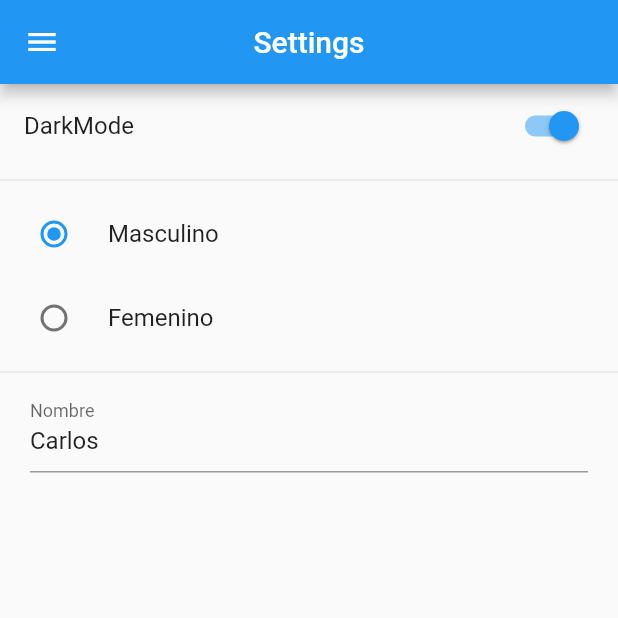
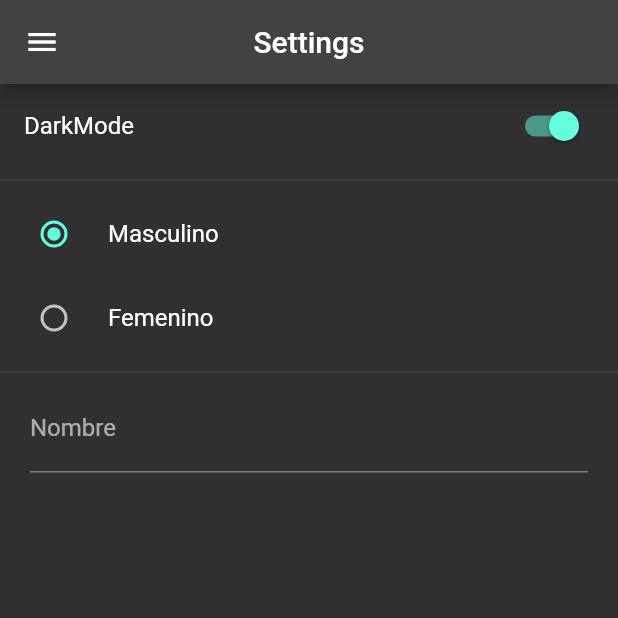
Before and after one commit to CarlosVazquezFarrera/UserPreference, a Flutter app: the SettingsScreen screen opened by its route, after a tap on "DarkMode", on a phone screen of 412 x 824 dp, the top half of it. Run offline on Flutter 3.47's test engine with Material 2 defaults, Android fonts, the phone set to English and light mode, and no system bars; our stand-ins replace shared_preferences; accounts and stored records are empty.

Commit message:
Implementar dark mode

```diff
--- a/lib/main.dart
+++ b/lib/main.dart
@@ -1,13 +1,30 @@
 import 'package:flutter/material.dart';
+import 'package:provider/provider.dart';
+
+import 'package:user_preference/providers/provider_generator.dart';
+
 import 'package:user_preference/helpers/user_preferences.dart';
+import 'package:user_preference/providers/providers.dart';
+
 import 'package:user_preference/routes/app_router.dart';
 import 'package:user_preference/routes/routes.dart';
-import 'package:user_preference/theme/custom_theme.dart';
 
 void main() async {
   WidgetsFlutterBinding.ensureInitialized();
   await UserPreferences.init();
-  runApp(const MyApp());
+  runApp(const AppState());
+}
+
+class AppState extends StatelessWidget {
+  const AppState({Key? key}) : super(key: key);
+
+  @override
+  Widget build(BuildContext context) {
+    return MultiProvider(
+      providers: ProviderGenerator.providers,
+      child: const MyApp(),
+    );
+  }
 }
 
 class MyApp extends StatelessWidget {
@@ -15,10 +32,11 @@ class MyApp extends StatelessWidget {
 
   @override
   Widget build(BuildContext context) {
+    final uiProvider = Provider.of<UiProvider>(context);
     return MaterialApp(
       debugShowCheckedModeBanner: false,
       title: 'App Preference',
-      theme: CustomTheme.customTheme,
+      theme: uiProvider.theme,
       initialRoute: Routes.home,
       routes: AppRouter.routes,
     );
--- /dev/null
+++ b/lib/providers/provider_generator.dart
@@ -0,0 +1,9 @@
+import 'package:provider/provider.dart';
+import 'package:provider/single_child_widget.dart';
+import 'package:user_preference/providers/providers.dart';
+
+class ProviderGenerator {
+  static List<SingleChildStatelessWidget> get providers {
+    return [ChangeNotifierProvider<UiProvider>(create: (_) => UiProvider())];
+  }
+}
--- /dev/null
+++ b/lib/providers/providers.dart
@@ -0,0 +1 @@
+export 'package:user_preference/providers/ui_provider.dart';
--- /dev/null
+++ b/lib/providers/ui_provider.dart
@@ -0,0 +1,15 @@
+import 'package:flutter/material.dart';
+import 'package:user_preference/helpers/user_preferences.dart';
+import 'package:user_preference/theme/custom_theme.dart';
+
+class UiProvider extends ChangeNotifier {
+  UiProvider() {
+    theme = UserPreferences.isDarkMode ? CustomTheme.dark : CustomTheme.light;
+  }
+  late ThemeData theme;
+
+  set chageTheme(bool isDark) {
+    theme = isDark ? CustomTheme.dark : CustomTheme.light;
+    notifyListeners();
+  }
+}
--- a/lib/screens/settings_screen.dart
+++ b/lib/screens/settings_screen.dart
@@ -1,5 +1,10 @@
 import 'package:flutter/material.dart';
+import 'package:provider/provider.dart';
+import 'package:user_preference/providers/providers.dart';
+
 import 'package:user_preference/widgets/widgets.dart';
+
+import 'package:user_preference/helpers/user_preferences.dart';
 
 class SettingsScreen extends StatefulWidget {
   const SettingsScreen({Key? key}) : super(key: key);
@@ -9,10 +14,6 @@ class SettingsScreen extends StatefulWidget {
 }
 
 class _SettingsScreenState extends State<SettingsScreen> {
-  bool isDarkMode = false;
-  int gender = 1;
-  String name = 'Carlos';
-
   @override
   Widget build(BuildContext context) {
     return Scaffold(
@@ -25,26 +26,34 @@ class _SettingsScreenState extends State<SettingsScreen> {
             children: [
               SwitchListTile.adaptive(
                   title: const Text('DarkMode'),
-                  value: isDarkMode,
-                  onChanged: (value) => setState(() => isDarkMode = value)),
+                  value: UserPreferences.isDarkMode,
+                  onChanged: (value) => setState(() {
+                        UserPreferences.isDarkMode = value;
+                        final uiProvider =
+                            Provider.of<UiProvider>(context, listen: false);
+                        uiProvider.chageTheme = value;
+                      })),
               const Divider(),
               RadioListTile<int>(
                   title: const Text('Masculino'),
                   value: 1,
-                  groupValue: gender,
-                  onChanged: (value) => setState(() => gender = value!)),
+                  groupValue: UserPreferences.gender,
+                  onChanged: (value) =>
+                      setState(() => UserPreferences.gender = value)),
               RadioListTile<int>(
                   title: const Text('Femenino'),
                   value: 2,
-                  groupValue: gender,
-                  onChanged: (value) => setState(() => gender = value!)),
+                  groupValue: UserPreferences.gender,
+                  onChanged: (value) =>
+                      setState(() => UserPreferences.gender = value!)),
               const Divider(),
               Padding(
                   padding: const EdgeInsets.symmetric(horizontal: 20),
                   child: TextFormField(
-                      initialValue: 'Carlos',
+                      initialValue: UserPreferences.name,
                       decoration: const InputDecoration(labelText: 'Nombre'),
-                      onChanged: (value) => setState(() => name = value)))
+                      onChanged: (value) =>
+                          setState(() => UserPreferences.name = value)))
             ],
           ),
         ));
--- a/lib/theme/custom_theme.dart
+++ b/lib/theme/custom_theme.dart
@@ -1,6 +1,17 @@
 import 'package:flutter/material.dart';
 
 class CustomTheme {
-  static final customTheme =
-      ThemeData(appBarTheme: const AppBarTheme(centerTitle: true));
+  static const AppBarTheme customBar = AppBarTheme(centerTitle: true);
+
+  static ThemeData get dark {
+    return _generateTheme(ThemeData.dark());
+  }
+
+  static ThemeData get light {
+    return _generateTheme(ThemeData.light());
+  }
+
+  static ThemeData _generateTheme(ThemeData theme) {
+    return theme.copyWith(appBarTheme: customBar);
+  }
 }
--- a/pubspec.yaml
+++ b/pubspec.yaml
@@ -35,6 +35,7 @@ dependencies:
   # Use with the CupertinoIcons class for iOS style icons.
   cupertino_icons: ^1.0.2
   shared_preferences: ^2.0.15
+  provider: ^6.0.3
 
 
 dev_dependencies:
```
Also changed, not shown: lib/helpers/user_preferences.dart (+6 -2 lines), lib/screens/profile_screen.dart (+7 -4 lines), pubspec.lock.
